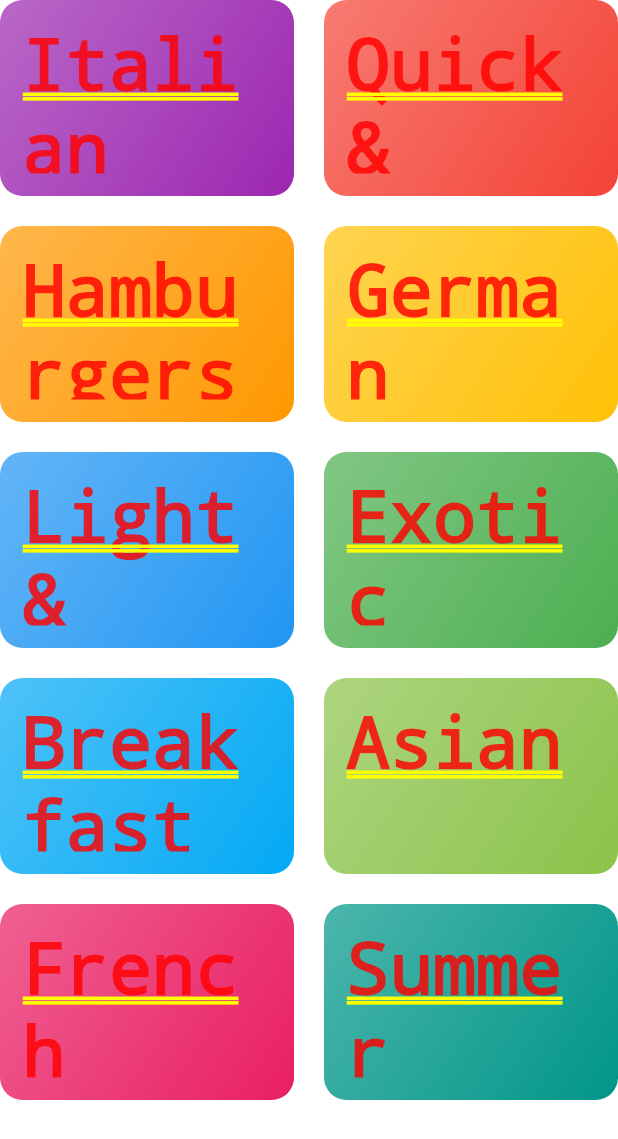
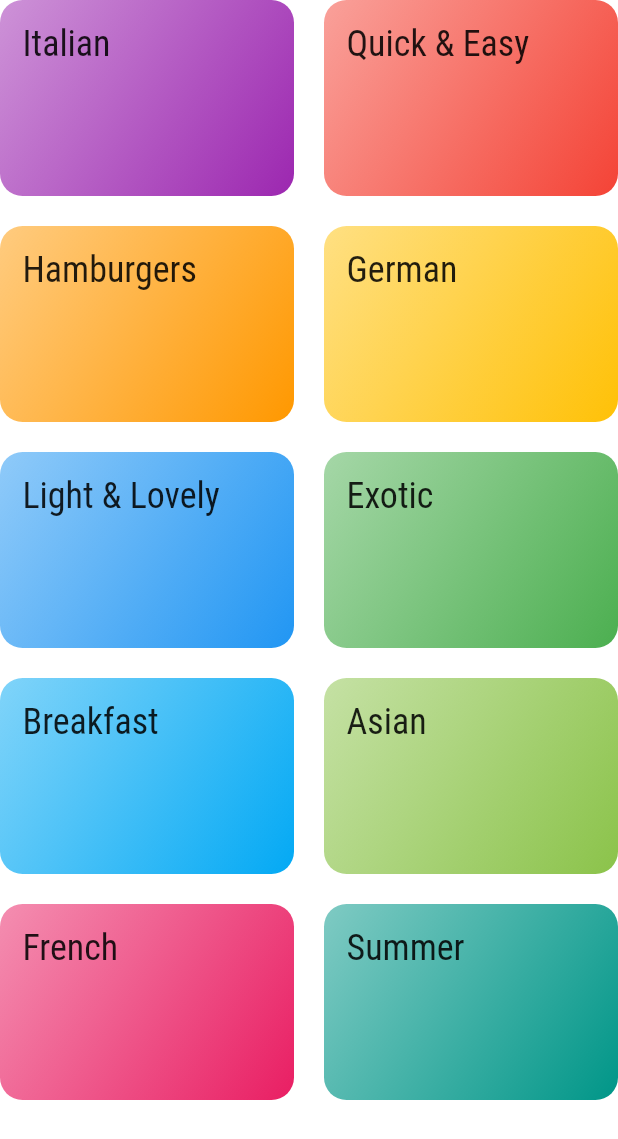
Before and after one commit to BarisSahin1/mealApp, a Flutter app: the screen it shows after launch, on a phone screen of 412 x 824 dp. Shown: the top 1139 px of the screen. Run offline on Flutter 3.47's test engine with Material 2 defaults, Android fonts, the phone set to English and light mode, and no system bars.

Commit message:
Theme configurations are applied to text

```diff
--- a/lib/category_item.dart
+++ b/lib/category_item.dart
@@ -13,11 +13,14 @@ class CategoryItem extends StatelessWidget {
   Widget build(BuildContext context) {
     return Container(
       padding: const EdgeInsets.all(15),
-      child: Text(title),
+      child: Text(
+        title,
+        style: Theme.of(context).textTheme.headline6,
+      ),
       decoration: BoxDecoration(
         gradient: LinearGradient(
           colors: [
-            color.withOpacity(0.7),
+            color.withOpacity(0.5),
             color,
           ],
           begin: Alignment.topLeft,
```
